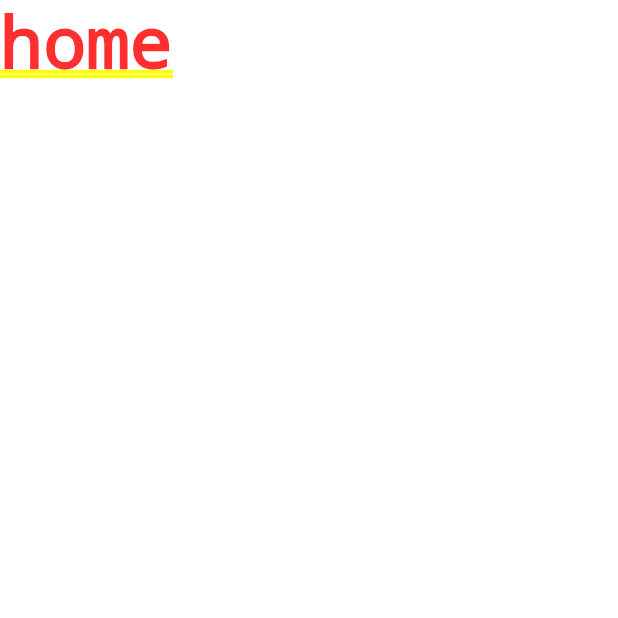
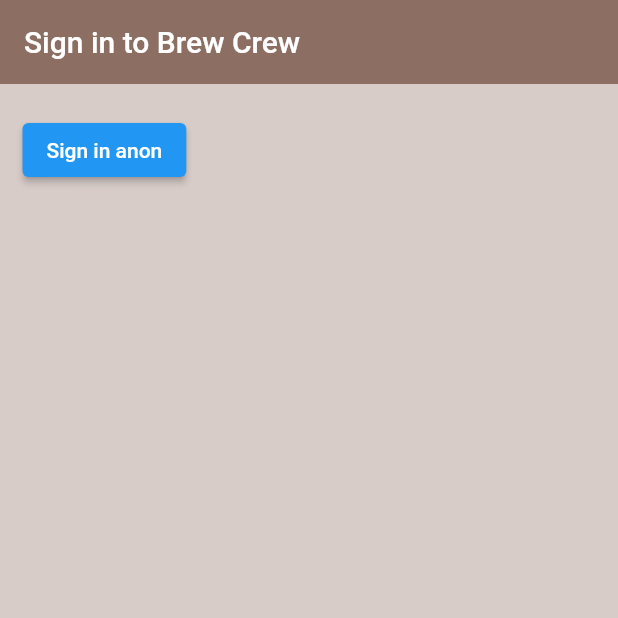
Before and after one commit to AndreaBonatti/brew_crew, a Flutter app: the screen it shows after launch, on a phone screen of 412 x 824 dp, the top half of it. Run offline on Flutter 3.47's test engine with Material 2 defaults, Android fonts, the phone set to English and light mode, and no system bars; our stand-ins replace firebase_auth; accounts and stored records are empty.

Commit message:
Flutter & Firebase App Tutorial #5 - Anonymous Sign In https://www.youtube.com/watch?v=LBJoY4VjECo&list=PL4cUxeGkcC9j--TKIdkb3ISfRbJeJYQwC&index=5
--> Fix problema Firebase Auth https://fluttercorner.com/no-firebase-app-default-has-been-created-call-firebase-initializeapp-in/

```diff
--- a/lib/screens/authenticate/authenticate.dart
+++ b/lib/screens/authenticate/authenticate.dart
@@ -1,3 +1,4 @@
+import 'package:brew_crew/screens/authenticate/sign_in.dart';
 import 'package:flutter/material.dart';
 
 class Authenticate extends StatefulWidget {
@@ -9,7 +10,7 @@ class _AuthenticateState extends State<Authenticate> {
   @override
   Widget build(BuildContext context) {
     return Container(
-      child: Text('authenticate'),
+      child: SignIn(),
     );
   }
 }
--- /dev/null
+++ b/lib/screens/authenticate/sign_in.dart
@@ -0,0 +1,37 @@
+import 'package:brew_crew/services/auth.dart';
+import 'package:flutter/material.dart';
+
+class SignIn extends StatefulWidget {
+  @override
+  _SignInState createState() => _SignInState();
+}
+
+class _SignInState extends State<SignIn> {
+  final AuthService _auth = AuthService();
+
+  @override
+  Widget build(BuildContext context) {
+    return Scaffold(
+      backgroundColor: Colors.brown[100],
+      appBar: AppBar(
+        backgroundColor: Colors.brown[400],
+        elevation: 0.0,
+        title: Text('Sign in to Brew Crew'),
+      ),
+      body: Container(
+        padding: EdgeInsets.symmetric(vertical: 20.0, horizontal: 15.0),
+        child: ElevatedButton(
+          child: Text('Sign in anon'),
+          onPressed: () async{
+            dynamic result = await _auth.signInAnon();
+            if(result == null){
+              print('error signing in');
+            } else {
+              print(result);
+            }
+          },
+        ),
+      ),
+    );
+  }
+}
--- a/lib/screens/wrapper.dart
+++ b/lib/screens/wrapper.dart
@@ -1,11 +1,10 @@
-import 'package:brew_crew/screens/home/home.dart';
+import 'package:brew_crew/screens/authenticate/authenticate.dart';
 import 'package:flutter/material.dart';
 
 class Wrapper extends StatelessWidget {
   @override
   Widget build(BuildContext context) {
-
     // return either Home or Authenticate widget
-    return Home();
+    return Authenticate();
   }
 }
```
